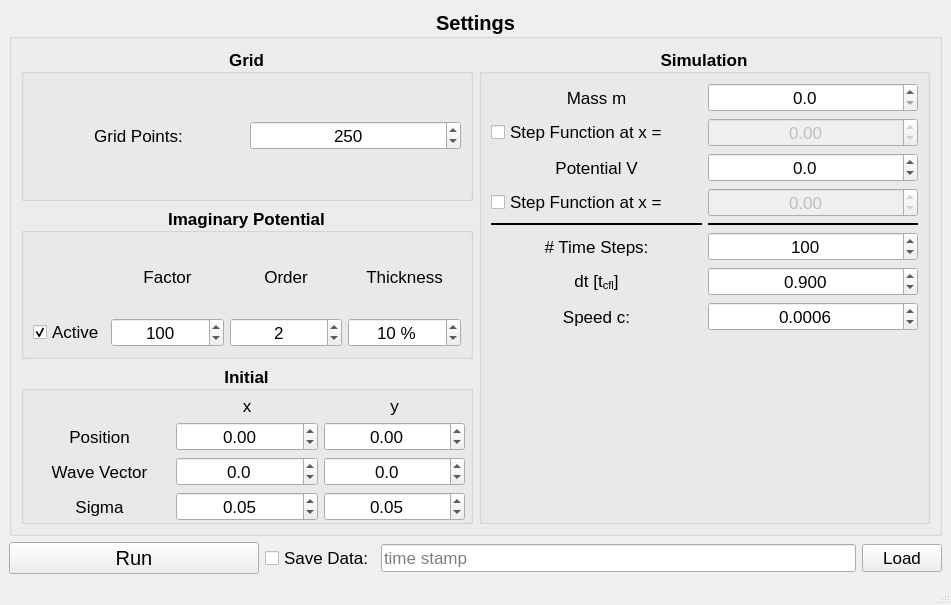
This is dirac/gui/mainwindow/mainwindow.ui in brands-d/Dirac as Qt 5 draws it before an edit. The edited form follows.
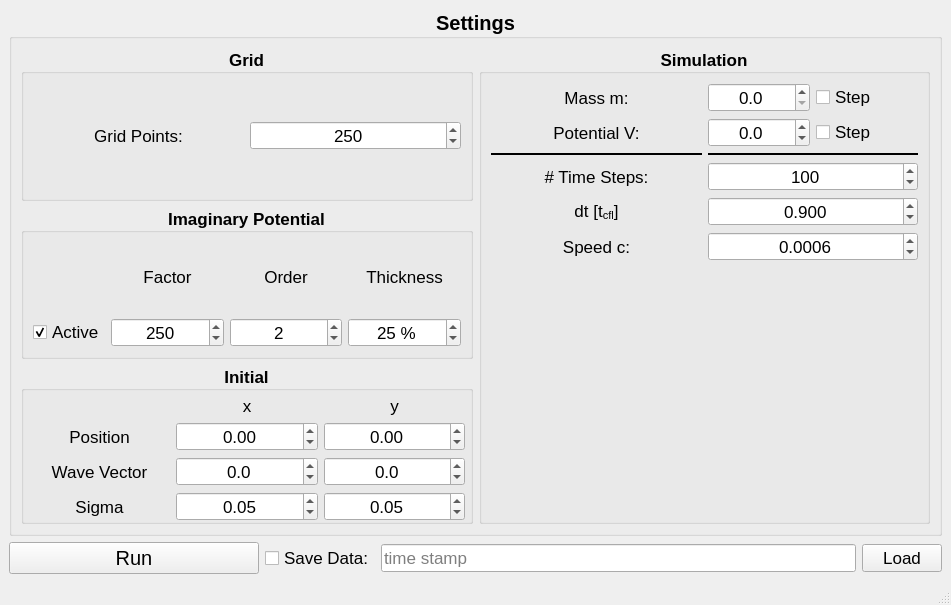
This is the edited form.

The edit to the form file:
```diff
--- a/dirac/gui/mainwindow/mainwindow.ui
+++ b/dirac/gui/mainwindow/mainwindow.ui
@@ -196,6 +196,9 @@
                <number>100</number>
               </property>
               <property name="value">
+               <number>25</number>
+              </property>
+              <property name="displayIntegerBase">
                <number>10</number>
               </property>
              </widget>
@@ -292,7 +295,7 @@
                <number>1000</number>
               </property>
               <property name="value">
-               <number>100</number>
+               <number>250</number>
               </property>
              </widget>
             </item>
@@ -667,200 +670,7 @@
           <set>Qt::AlignCenter</set>
          </property>
          <layout class="QGridLayout" name="gridLayout_3">
-          <item row="3" column="0">
-           <widget class="QCheckBox" name="V_step_checkbox">
-            <property name="font">
-             <font>
-              <pointsize>13</pointsize>
-              <weight>50</weight>
-              <bold>false</bold>
-              <stylestrategy>PreferAntialias</stylestrategy>
-             </font>
-            </property>
-            <property name="text">
-             <string>Step Function at x = </string>
-            </property>
-           </widget>
-          </item>
-          <item row="1" column="1">
-           <widget class="QDoubleSpinBox" name="m_step_spinbox">
-            <property name="enabled">
-             <bool>false</bool>
-            </property>
-            <property name="font">
-             <font>
-              <pointsize>13</pointsize>
-              <weight>50</weight>
-              <bold>false</bold>
-              <stylestrategy>PreferAntialias</stylestrategy>
-             </font>
-            </property>
-            <property name="alignment">
-             <set>Qt::AlignCenter</set>
-            </property>
-            <property name="correctionMode">
-             <enum>QAbstractSpinBox::CorrectToNearestValue</enum>
-            </property>
-            <property name="keyboardTracking">
-             <bool>false</bool>
-            </property>
-            <property name="minimum">
-             <double>-10.000000000000000</double>
-            </property>
-            <property name="maximum">
-             <double>10.000000000000000</double>
-            </property>
-            <property name="singleStep">
-             <double>0.100000000000000</double>
-            </property>
-           </widget>
-          </item>
-          <item row="6" column="0">
-           <widget class="QLabel" name="label_13">
-            <property name="sizePolicy">
-             <sizepolicy hsizetype="Preferred" vsizetype="Preferred">
-              <horstretch>0</horstretch>
-              <verstretch>0</verstretch>
-             </sizepolicy>
-            </property>
-            <property name="font">
-             <font>
-              <pointsize>13</pointsize>
-              <weight>50</weight>
-              <bold>false</bold>
-              <stylestrategy>PreferAntialias</stylestrategy>
-             </font>
-            </property>
-            <property name="toolTip">
-             <string>&lt;html&gt;&lt;head/&gt;&lt;body&gt;&lt;p&gt;Adjust the number of time steps that are calculated.&lt;/p&gt;&lt;/body&gt;&lt;/html&gt;</string>
-            </property>
-            <property name="text">
-             <string># Time Steps:</string>
-            </property>
-            <property name="alignment">
-             <set>Qt::AlignCenter</set>
-            </property>
-           </widget>
-          </item>
-          <item row="8" column="0">
-           <widget class="QLabel" name="label_3">
-            <property name="font">
-             <font>
-              <pointsize>13</pointsize>
-              <weight>50</weight>
-              <bold>false</bold>
-             </font>
-            </property>
-            <property name="text">
-             <string>Speed c:</string>
-            </property>
-            <property name="alignment">
-             <set>Qt::AlignCenter</set>
-            </property>
-           </widget>
-          </item>
-          <item row="6" column="1">
-           <widget class="QSpinBox" name="time_steps_spinbox">
-            <property name="sizePolicy">
-             <sizepolicy hsizetype="Preferred" vsizetype="Fixed">
-              <horstretch>0</horstretch>
-              <verstretch>0</verstretch>
-             </sizepolicy>
-            </property>
-            <property name="font">
-             <font>
-              <pointsize>13</pointsize>
-              <weight>50</weight>
-              <bold>false</bold>
-              <stylestrategy>PreferAntialias</stylestrategy>
-             </font>
-            </property>
-            <property name="alignment">
-             <set>Qt::AlignCenter</set>
-            </property>
-            <property name="minimum">
-             <number>10</number>
-            </property>
-            <property name="maximum">
-             <number>100000</number>
-            </property>
-            <property name="singleStep">
-             <number>100</number>
-            </property>
-            <property name="value">
-             <number>100</number>
-            </property>
-           </widget>
-          </item>
-          <item row="3" column="1">
-           <widget class="QDoubleSpinBox" name="V_step_spinbox">
-            <property name="enabled">
-             <bool>false</bool>
-            </property>
-            <property name="font">
-             <font>
-              <pointsize>13</pointsize>
-              <weight>50</weight>
-              <bold>false</bold>
-              <stylestrategy>PreferAntialias</stylestrategy>
-             </font>
-            </property>
-            <property name="alignment">
-             <set>Qt::AlignCenter</set>
-            </property>
-            <property name="correctionMode">
-             <enum>QAbstractSpinBox::CorrectToNearestValue</enum>
-            </property>
-            <property name="keyboardTracking">
-             <bool>false</bool>
-            </property>
-            <property name="decimals">
-             <number>2</number>
-            </property>
-            <property name="minimum">
-             <double>-10.000000000000000</double>
-            </property>
-            <property name="maximum">
-             <double>10.000000000000000</double>
-            </property>
-            <property name="singleStep">
-             <double>0.100000000000000</double>
-            </property>
-           </widget>
-          </item>
-          <item row="8" column="1">
-           <widget class="QDoubleSpinBox" name="c_spinbox">
-            <property name="sizePolicy">
-             <sizepolicy hsizetype="Preferred" vsizetype="Fixed">
-              <horstretch>0</horstretch>
-              <verstretch>0</verstretch>
-             </sizepolicy>
-            </property>
-            <property name="font">
-             <font>
-              <pointsize>13</pointsize>
-              <weight>50</weight>
-              <bold>false</bold>
-             </font>
-            </property>
-            <property name="alignment">
-             <set>Qt::AlignCenter</set>
-            </property>
-            <property name="decimals">
-             <number>4</number>
-            </property>
-            <property name="minimum">
-             <double>0.000000000000000</double>
-            </property>
-            <property name="maximum">
-             <double>1.000000000000000</double>
-            </property>
-            <property name="value">
-             <double>0.000600000000000</double>
-            </property>
-           </widget>
-          </item>
-          <item row="7" column="0">
+          <item row="4" column="0">
            <widget class="QLabel" name="label_14">
             <property name="font">
              <font>
@@ -881,7 +691,7 @@
             </property>
            </widget>
           </item>
-          <item row="9" column="0">
+          <item row="6" column="0">
            <spacer name="verticalSpacer">
             <property name="orientation">
              <enum>Qt::Vertical</enum>
@@ -894,8 +704,14 @@
             </property>
            </spacer>
           </item>
-          <item row="1" column="0">
-           <widget class="QCheckBox" name="m_step_checkbox">
+          <item row="3" column="1">
+           <widget class="QSpinBox" name="time_steps_spinbox">
+            <property name="sizePolicy">
+             <sizepolicy hsizetype="Preferred" vsizetype="Fixed">
+              <horstretch>0</horstretch>
+              <verstretch>0</verstretch>
+             </sizepolicy>
+            </property>
             <property name="font">
              <font>
               <pointsize>13</pointsize>
@@ -904,19 +720,36 @@
               <stylestrategy>PreferAntialias</stylestrategy>
              </font>
             </property>
-            <property name="text">
-             <string>Step Function at x =</string>
+            <property name="alignment">
+             <set>Qt::AlignCenter</set>
+            </property>
+            <property name="minimum">
+             <number>10</number>
+            </property>
+            <property name="maximum">
+             <number>100000</number>
+            </property>
+            <property name="singleStep">
+             <number>100</number>
+            </property>
+            <property name="value">
+             <number>100</number>
             </property>
            </widget>
           </item>
-          <item row="0" column="1">
-           <widget class="QDoubleSpinBox" name="m_spinbox">
+          <item row="5" column="1">
+           <widget class="QDoubleSpinBox" name="c_spinbox">
+            <property name="sizePolicy">
+             <sizepolicy hsizetype="Preferred" vsizetype="Fixed">
+              <horstretch>0</horstretch>
+              <verstretch>0</verstretch>
+             </sizepolicy>
+            </property>
             <property name="font">
              <font>
               <pointsize>13</pointsize>
               <weight>50</weight>
               <bold>false</bold>
-              <stylestrategy>PreferAntialias</stylestrategy>
              </font>
             </property>
             <property name="alignment">
@@ -929,7 +762,16 @@
              <bool>false</bool>
             </property>
             <property name="decimals">
-             <number>1</number>
+             <number>4</number>
+            </property>
+            <property name="minimum">
+             <double>0.000000000000000</double>
+            </property>
+            <property name="maximum">
+             <double>1.000000000000000</double>
+            </property>
+            <property name="value">
+             <double>0.000600000000000</double>
             </property>
            </widget>
           </item>
@@ -944,14 +786,119 @@
              </font>
             </property>
             <property name="text">
-             <string>Mass m</string>
+             <string>Mass m:</string>
             </property>
             <property name="alignment">
              <set>Qt::AlignCenter</set>
             </property>
            </widget>
           </item>
-          <item row="7" column="1">
+          <item row="5" column="0">
+           <widget class="QLabel" name="label_3">
+            <property name="font">
+             <font>
+              <pointsize>13</pointsize>
+              <weight>50</weight>
+              <bold>false</bold>
+             </font>
+            </property>
+            <property name="text">
+             <string>Speed c:</string>
+            </property>
+            <property name="alignment">
+             <set>Qt::AlignCenter</set>
+            </property>
+           </widget>
+          </item>
+          <item row="1" column="0">
+           <widget class="QLabel" name="label_9">
+            <property name="font">
+             <font>
+              <pointsize>13</pointsize>
+              <weight>50</weight>
+              <bold>false</bold>
+              <stylestrategy>PreferAntialias</stylestrategy>
+             </font>
+            </property>
+            <property name="text">
+             <string>Potential V:</string>
+            </property>
+            <property name="alignment">
+             <set>Qt::AlignCenter</set>
+            </property>
+           </widget>
+          </item>
+          <item row="0" column="1">
+           <layout class="QHBoxLayout" name="horizontalLayout_2">
+            <item>
+             <widget class="QDoubleSpinBox" name="m_spinbox">
+              <property name="font">
+               <font>
+                <pointsize>13</pointsize>
+                <weight>50</weight>
+                <bold>false</bold>
+                <stylestrategy>PreferAntialias</stylestrategy>
+               </font>
+              </property>
+              <property name="alignment">
+               <set>Qt::AlignCenter</set>
+              </property>
+              <property name="correctionMode">
+               <enum>QAbstractSpinBox::CorrectToNearestValue</enum>
+              </property>
+              <property name="keyboardTracking">
+               <bool>false</bool>
+              </property>
+              <property name="decimals">
+               <number>1</number>
+              </property>
+             </widget>
+            </item>
+            <item>
+             <widget class="QCheckBox" name="m_step_checkbox">
+              <property name="font">
+               <font>
+                <pointsize>13</pointsize>
+                <weight>50</weight>
+                <bold>false</bold>
+                <stylestrategy>PreferAntialias</stylestrategy>
+               </font>
+              </property>
+              <property name="text">
+               <string>Step</string>
+              </property>
+             </widget>
+            </item>
+           </layout>
+          </item>
+          <item row="3" column="0">
+           <widget class="QLabel" name="label_13">
+            <property name="sizePolicy">
+             <sizepolicy hsizetype="Preferred" vsizetype="Preferred">
+              <horstretch>0</horstretch>
+              <verstretch>0</verstretch>
+             </sizepolicy>
+            </property>
+            <property name="font">
+             <font>
+              <pointsize>13</pointsize>
+              <weight>50</weight>
+              <bold>false</bold>
+              <stylestrategy>PreferAntialias</stylestrategy>
+             </font>
+            </property>
+            <property name="toolTip">
+             <string>&lt;html&gt;&lt;head/&gt;&lt;body&gt;&lt;p&gt;Adjust the number of time steps that are calculated.&lt;/p&gt;&lt;/body&gt;&lt;/html&gt;</string>
+            </property>
+            <property name="text">
+             <string># Time Steps:</string>
+            </property>
+            <property name="alignment">
+             <set>Qt::AlignCenter</set>
+            </property>
+           </widget>
+          </item>
+          <item row="4" column="1">
            <widget class="QDoubleSpinBox" name="dt_spinbox">
             <property name="sizePolicy">
              <sizepolicy hsizetype="Preferred" vsizetype="Fixed">
@@ -992,56 +939,57 @@
             </property>
            </widget>
           </item>
+          <item row="1" column="1">
+           <layout class="QHBoxLayout" name="horizontalLayout_3">
+            <item>
+             <widget class="QDoubleSpinBox" name="V_spinbox">
+              <property name="font">
+               <font>
+                <pointsize>13</pointsize>
+                <weight>50</weight>
+                <bold>false</bold>
+                <stylestrategy>PreferAntialias</stylestrategy>
+               </font>
+              </property>
+              <property name="alignment">
+               <set>Qt::AlignCenter</set>
+              </property>
+              <property name="correctionMode">
+               <enum>QAbstractSpinBox::CorrectToNearestValue</enum>
+              </property>
+              <property name="keyboardTracking">
+               <bool>false</bool>
+              </property>
+              <property name="decimals">
+               <number>1</number>
+              </property>
+              <property name="minimum">
+               <double>-100.000000000000000</double>
+              </property>
+              <property name="maximum">
+               <double>100.000000000000000</double>
+              </property>
+             </widget>
+            </item>
+            <item>
+             <widget class="QCheckBox" name="V_step_checkbox">
+              <property name="font">
+               <font>
+                <pointsize>13</pointsize>
+                <weight>50</weight>
+                <bold>false</bold>
+                <stylestrategy>PreferAntialias</stylestrategy>
+               </font>
+              </property>
+              <property name="text">
+               <string>Step</string>
+              </property>
+             </widget>
+            </item>
+           </layout>
+          </item>
           <item row="2" column="1">
-           <widget class="QDoubleSpinBox" name="V_spinbox">
-            <property name="font">
-             <font>
-              <pointsize>13</pointsize>
-              <weight>50</weight>
-              <bold>false</bold>
-              <stylestrategy>PreferAntialias</stylestrategy>
-             </font>
-            </property>
-            <property name="alignment">
-             <set>Qt::AlignCenter</set>
-            </property>
-            <property name="correctionMode">
-             <enum>QAbstractSpinBox::CorrectToNearestValue</enum>
-            </property>
-            <property name="keyboardTracking">
-             <bool>false</bool>
-            </property>
-            <property name="decimals">
-             <number>1</number>
-            </property>
-            <property name="minimum">
-             <double>-100.000000000000000</double>
-            </property>
-            <property name="maximum">
-             <double>100.000000000000000</double>
-            </property>
-           </widget>
-          </item>
-          <item row="2" column="0">
-           <widget class="QLabel" name="label_9">
-            <property name="font">
-             <font>
-              <pointsize>13</pointsize>
-              <weight>50</weight>
-              <bold>false</bold>
-              <stylestrategy>PreferAntialias</stylestrategy>
-             </font>
-            </property>
-            <property name="text">
-             <string>Potential V</string>
-            </property>
-            <property name="alignment">
-             <set>Qt::AlignCenter</set>
-            </property>
-           </widget>
-          </item>
-          <item row="4" column="0">
-           <widget class="Line" name="line">
+           <widget class="Line" name="line_2">
             <property name="frameShadow">
              <enum>QFrame::Plain</enum>
             </property>
@@ -1053,8 +1001,8 @@
             </property>
            </widget>
           </item>
-          <item row="4" column="1">
-           <widget class="Line" name="line_2">
+          <item row="2" column="0">
+           <widget class="Line" name="line">
             <property name="frameShadow">
              <enum>QFrame::Plain</enum>
             </property>
```
Left out of the diff: 6 changed lines with no effect on the pictures.
